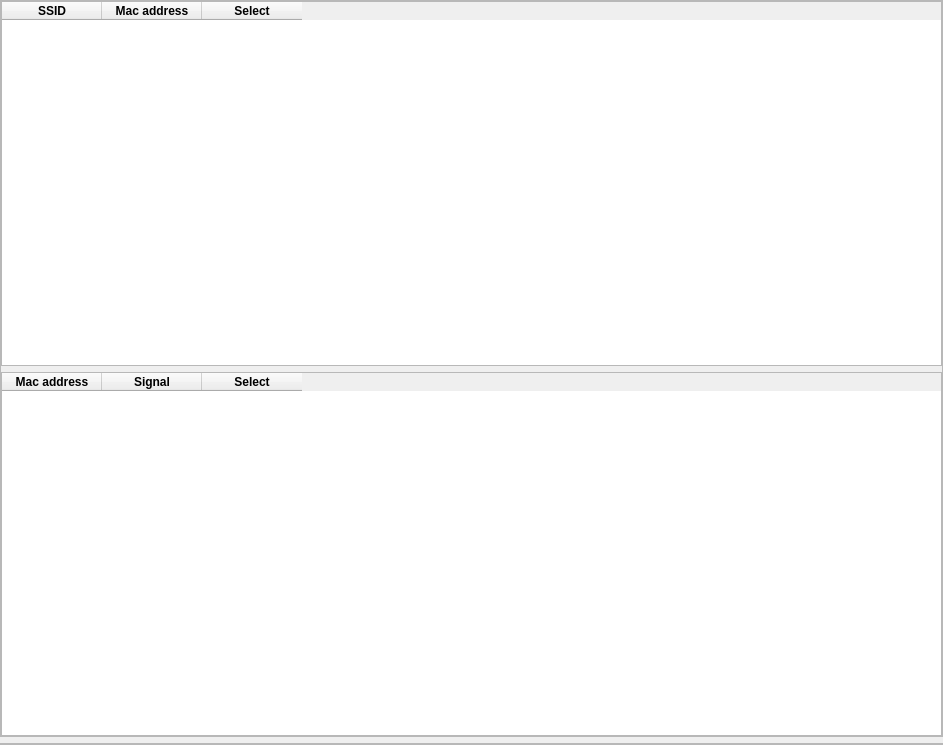
Old version of the form mainwindow.ui in the repository qudwns2052/NetKillerW.
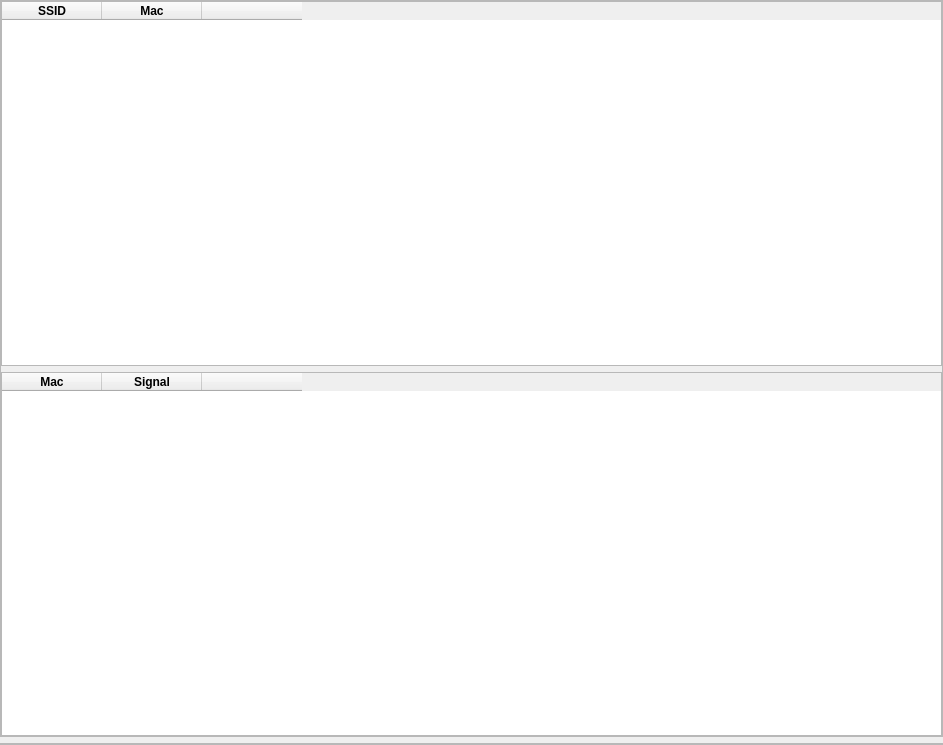
New version of the form.

```diff
--- a/mainwindow.ui
+++ b/mainwindow.ui
@@ -114,7 +114,7 @@
          </column>
          <column>
           <property name="text">
-           <string>Mac address</string>
+           <string>Mac</string>
           </property>
           <property name="font">
            <font>
@@ -125,7 +125,7 @@
          </column>
          <column>
           <property name="text">
-           <string>Select</string>
+           <string/>
           </property>
           <property name="font">
            <font>
@@ -170,7 +170,7 @@
          </property>
          <column>
           <property name="text">
-           <string>Mac address</string>
+           <string>Mac</string>
           </property>
           <property name="font">
            <font>
@@ -192,7 +192,7 @@
          </column>
          <column>
           <property name="text">
-           <string>Select</string>
+           <string/>
           </property>
           <property name="font">
            <font>
```
